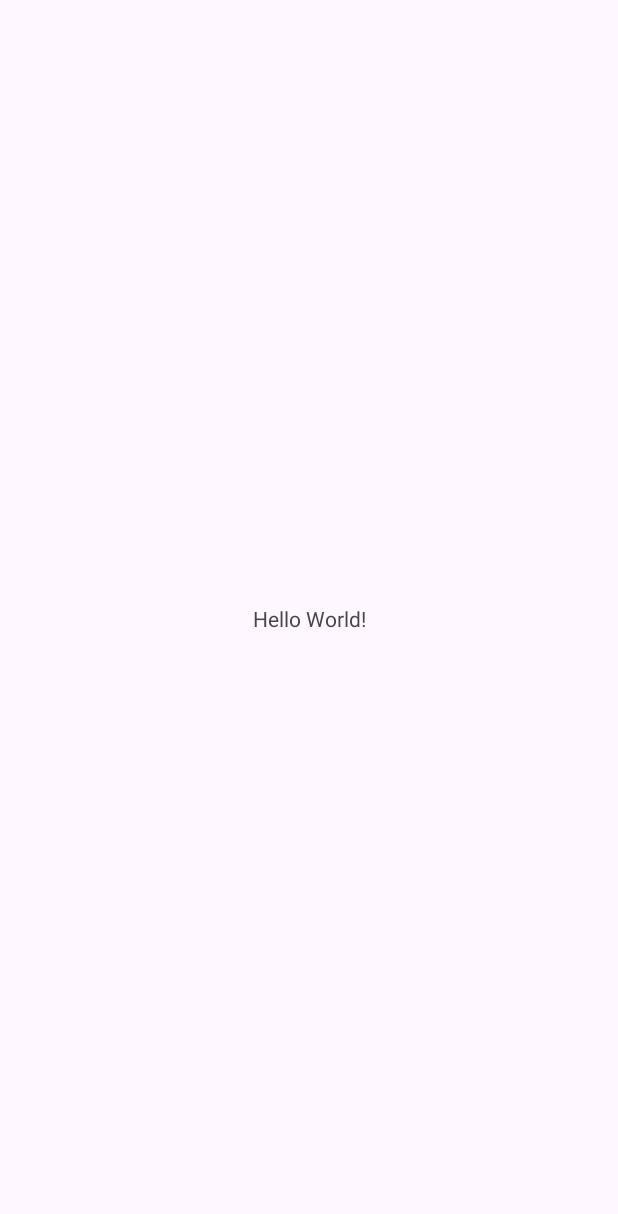
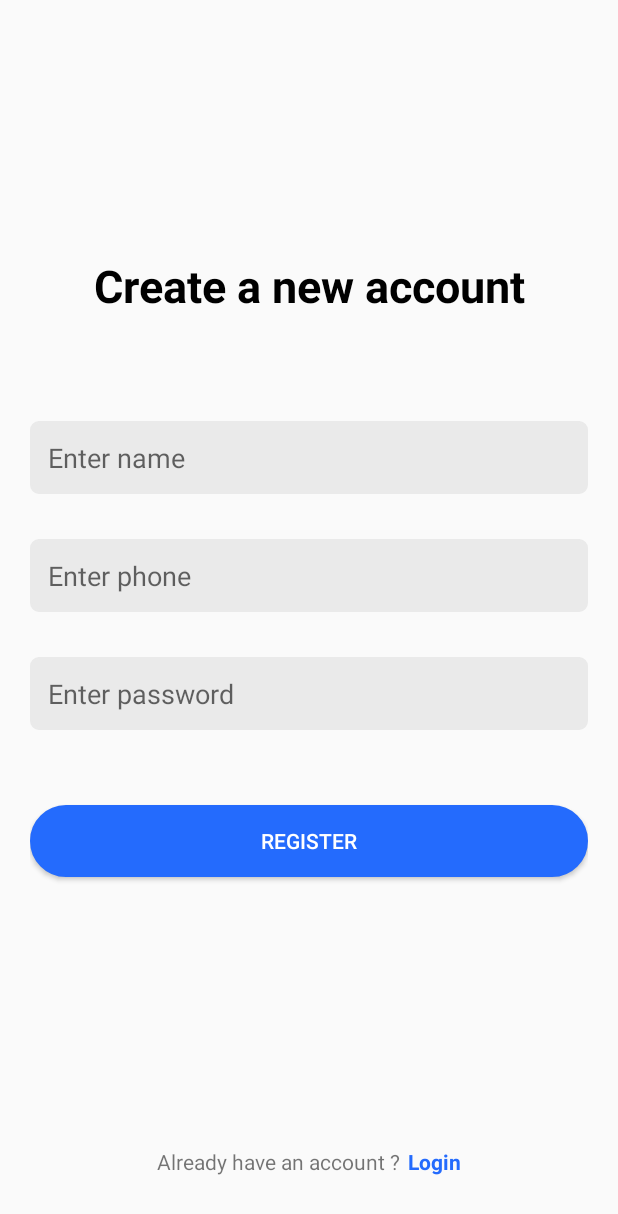
Before and after one commit to yuri-isaev/Websockets-chat, an Android app: the screen it shows after launch (MainActivity), on a phone screen of 412 x 824 dp. Before the commit the part shown is almost empty. Shown: the top 1214 px of the screen. Run offline under Robolectric (Android 15) with nearby library versions, the phone set to English and light mode, and no system bars.

Commit message:
refactor(client): register fragment

```diff
--- a/client/android/Chat/app/src/main/AndroidManifest.xml
+++ b/client/android/Chat/app/src/main/AndroidManifest.xml
@@ -18,11 +18,9 @@
         android:usesCleartextTraffic="true"
         tools:targetApi="31">
         <activity
-            android:name=".presentation.RegisterActivity"
-            android:exported="false" />
-        <activity
             android:name=".presentation.MainActivity"
-            android:exported="true">
+            android:exported="true"
+            android:theme="@style/Theme.AppCompat.Light.NoActionBar">
             <intent-filter>
                 <action android:name="android.intent.action.MAIN" />
                 <category android:name="android.intent.category.LAUNCHER" />
--- a/client/android/Chat/app/src/main/java/com/isaev/chat/domain/contracts/ApiService.kt
+++ b/client/android/Chat/app/src/main/java/com/isaev/chat/domain/contracts/ApiService.kt
@@ -6,6 +6,7 @@ import retrofit2.http.Body
 import retrofit2.http.POST
 
 interface ApiService {
-  @POST("/register")
+
+  @POST("Registration")
   fun registerUser(@Body request: RegisterRequest): Call<ServerResponse>
 }
--- a/client/android/Chat/app/src/main/java/com/isaev/chat/domain/models/RegisterRequest.kt
+++ b/client/android/Chat/app/src/main/java/com/isaev/chat/domain/models/RegisterRequest.kt
@@ -1,7 +1,7 @@
 package com.isaev.chat.domain.models
 
 data class RegisterRequest(
-  val name: String,
+  val userName: String,
   val phone: String,
   val password: String
 )
--- a/client/android/Chat/app/src/main/java/com/isaev/chat/presentation/MainActivity.kt
+++ b/client/android/Chat/app/src/main/java/com/isaev/chat/presentation/MainActivity.kt
@@ -1,22 +1,33 @@
 package com.isaev.chat.presentation
 
-import android.content.Intent
+import android.os.Bundle
+import android.os.Handler
+import android.os.Looper
+import android.view.Window
+import android.view.WindowManager.LayoutParams.FLAG_FULLSCREEN
 import androidx.appcompat.app.AppCompatActivity
-import android.os.Bundle
+import androidx.navigation.*
 import com.isaev.chat.R
-import java.util.*
-import kotlin.concurrent.schedule
 
+@Suppress("DEPRECATION")
 class MainActivity : AppCompatActivity() {
+
+  private var mNavController: NavController? = null
 
   override fun onCreate(savedInstanceState: Bundle?) {
     super.onCreate(savedInstanceState)
 
+    // The application is displayed in full screen mode without a window title.
+    requestWindowFeature(Window.FEATURE_NO_TITLE)
+
+    // Window flags to display the activity in full screen mode, hiding the status bar and other system interface elements.
+    window.setFlags(FLAG_FULLSCREEN, FLAG_FULLSCREEN)
+
     setContentView(R.layout.activity_main)
 
-    Timer().schedule(3000) {
-      startActivity(Intent(applicationContext, RegisterActivity::class.java))
-      finish()
-    }
+    // Initial navigation controller from NavHostFragment and using handler to delay the transition
+    Handler(Looper.getMainLooper()).postDelayed({
+      mNavController = Navigation.findNavController(this, R.id.nav_host_fragment)
+    }, 3000)
   }
 }
--- /dev/null
+++ b/client/android/Chat/app/src/main/java/com/isaev/chat/presentation/authentication/RegisterFragment.kt
@@ -0,0 +1,60 @@
+package com.isaev.chat.presentation.authentication
+
+import android.os.Bundle
+import android.util.Log
+import android.view.*
+import android.widget.*
+import androidx.fragment.app.*
+import androidx.lifecycle.Observer
+import com.isaev.chat.R
+import com.isaev.chat.utils.*
+
+class RegisterFragment : Fragment() {
+
+  private lateinit var name: EditText
+  private lateinit var phone: EditText
+  private lateinit var password: EditText
+  private lateinit var register: Button
+  private lateinit var apiUrlPreference: ApiUrlPreference
+  private val registerViewModel: RegisterViewModel by viewModels()
+
+  override fun onCreateView(inflater: LayoutInflater, container: ViewGroup?, savedInstanceState: Bundle?): View? {
+    return inflater.inflate(R.layout.fragment_register, container, false)
+  }
+
+  override fun onViewCreated(view: View, savedInstanceState: Bundle?) {
+    super.onViewCreated(view, savedInstanceState)
+
+    apiUrlPreference = ApiUrlPreference()
+    name = view.findViewById(R.id.etName)
+    phone = view.findViewById(R.id.etPhone)
+    password = view.findViewById(R.id.etPassword)
+    register = view.findViewById(R.id.btnRegister)
+
+    register.setOnClickListener {
+      register.isEnabled = false
+      registerViewModel.registerUser(
+        requireContext(),
+        name.text.toString(),
+        phone.text.toString(),
+        password.text.toString(),
+        apiUrlPreference
+      )
+    }
+
+    registerViewModel.registerResult.observe(viewLifecycleOwner, Observer { response ->
+      register.isEnabled = true
+      if (response.status == "success") {
+        Toaster.showAlert(requireContext(), "Registered", response.message)
+      } else {
+        Toaster.showAlert(requireContext(), "Error", response.message ?: "Unknown error")
+      }
+    })
+
+    registerViewModel.error.observe(viewLifecycleOwner, Observer { errorMessage ->
+      register.isEnabled = true
+      Log.e("Log", "error = $errorMessage")
+      Toaster.showAlert(requireContext(), "Error", errorMessage)
+    })
+  }
+}
--- /dev/null
+++ b/client/android/Chat/app/src/main/java/com/isaev/chat/presentation/authentication/RegisterViewModel.kt
@@ -0,0 +1,41 @@
+package com.isaev.chat.presentation.authentication
+
+import android.content.Context
+import androidx.lifecycle.*
+import com.isaev.chat.domain.contracts.ApiService
+import com.isaev.chat.domain.models.*
+import com.isaev.chat.domain.providers.RetrofitClient
+import com.isaev.chat.utils.ApiUrlPreference
+import retrofit2.Call
+import retrofit2.Callback
+import retrofit2.Response
+
+class RegisterViewModel : ViewModel() {
+
+  private val _registerResult = MutableLiveData<ServerResponse>()
+  val registerResult: LiveData<ServerResponse> get() = _registerResult
+
+  private val _error = MutableLiveData<String>()
+  val error: LiveData<String> get() = _error
+
+  fun registerUser(ctx: Context, name: String, phone: String, password: String, preferences: ApiUrlPreference) {
+
+    val apiService = RetrofitClient.getClient(preferences.getUrl(ctx)).create(ApiService::class.java)
+    val credentials = RegisterRequest(userName = name, phone = phone, password = password)
+
+    apiService.registerUser(credentials).enqueue(object : Callback<ServerResponse> {
+
+      override fun onResponse(call: Call<ServerResponse>, response: Response<ServerResponse>) {
+        if (response.isSuccessful) {
+          _registerResult.value = response.body()
+        } else {
+          _error.value = "Failed to register"
+        }
+      }
+
+      override fun onFailure(call: Call<ServerResponse>, t: Throwable) {
+        _error.value = "Network error: ${t.message}"
+      }
+    })
+  }
+}
--- a/client/android/Chat/app/src/main/java/com/isaev/chat/utils/ApiUrlPreference.kt
+++ b/client/android/Chat/app/src/main/java/com/isaev/chat/utils/ApiUrlPreference.kt
@@ -9,10 +9,10 @@ class ApiUrlPreference {
 
   fun getUrl(context: Context): String {
     val preference: SharedPreferences = context.getSharedPreferences(this.fileName, Context.MODE_PRIVATE)
-    return preference.getString(key, "http://192.168.8.100:3000").toString()
+    return preference.getString(key, "http://192.168.0.104:5206/api/Auth/").toString()
   }
 
-  fun setUrl(context: Context, apiUrl: String) {
+  fun setUrl(context: Context, apiUrl: String): Unit {
     val preference: SharedPreferences = context.getSharedPreferences(this.fileName, Context.MODE_PRIVATE)
     preference.edit().putString(key, apiUrl).apply()
   }
--- /dev/null
+++ b/client/android/Chat/app/src/main/res/drawable/rounded_corners.xml
@@ -0,0 +1,24 @@
+<?xml version="1.0" encoding="utf-8"?>
+<selector xmlns:android="http://schemas.android.com/apk/res/android">
+    <item android:state_pressed="true">
+        <shape android:shape="rectangle">
+            <corners android:radius="5dip" />
+            <stroke android:width="1dip" android:color="@color/colorPrimary" />
+            <gradient android:angle="-90" android:endColor="@color/colorPrimary" android:startColor="@color/colorPrimaryDark" />
+        </shape>
+    </item>
+    <item android:state_focused="true">
+        <shape android:shape="rectangle">
+            <corners android:radius="5dip" />
+            <stroke android:width="1dip" android:color="@color/colorPrimary" />
+            <solid android:color="@color/colorPrimary" />
+        </shape>
+    </item>
+    <item>
+        <shape android:shape="rectangle">
+            <corners android:radius="5dip" />
+            <stroke android:width="1dip" android:color="@color/colorPrimary" />
+            <gradient android:angle="-90" android:endColor="@color/colorPrimary" android:startColor="@color/colorPrimaryDark" />
+        </shape>
+    </item>
+</selector>
--- /dev/null
+++ b/client/android/Chat/app/src/main/res/drawable/rounded_corners_btn.xml
@@ -0,0 +1,24 @@
+<?xml version="1.0" encoding="utf-8"?>
+<selector xmlns:android="http://schemas.android.com/apk/res/android">
+    <item android:state_pressed="true">
+        <shape android:shape="rectangle">
+            <corners android:radius="50dip" />
+            <stroke android:width="1dip" android:color="@color/colorPrimary" />
+            <gradient android:angle="-90" android:endColor="@color/colorPrimary" android:startColor="@color/colorPrimaryDark" />
+        </shape>
+    </item>
+    <item android:state_focused="true">
+        <shape android:shape="rectangle">
+            <corners android:radius="50dip" />
+            <stroke android:width="1dip" android:color="@color/colorPrimary" />
+            <solid android:color="@color/colorPrimary" />
+        </shape>
+    </item>
+    <item>
+        <shape android:shape="rectangle">
+            <corners android:radius="50dip" />
+            <stroke android:width="1dip" android:color="@color/colorPrimary" />
+            <gradient android:angle="-90" android:endColor="@color/colorPrimary" android:startColor="@color/colorPrimaryDark" />
+        </shape>
+    </item>
+</selector>
--- a/client/android/Chat/app/src/main/res/layout/activity_main.xml
+++ b/client/android/Chat/app/src/main/res/layout/activity_main.xml
@@ -6,13 +6,12 @@
     android:layout_height="match_parent"
     tools:context=".presentation.MainActivity">
 
-    <TextView
-        android:layout_width="wrap_content"
-        android:layout_height="wrap_content"
-        android:text="Hello World!"
-        app:layout_constraintBottom_toBottomOf="parent"
-        app:layout_constraintEnd_toEndOf="parent"
-        app:layout_constraintStart_toStartOf="parent"
-        app:layout_constraintTop_toTopOf="parent" />
+    <fragment
+        android:id="@+id/nav_host_fragment"
+        android:name="androidx.navigation.fragment.NavHostFragment"
+        android:layout_width="match_parent"
+        android:layout_height="match_parent"
+        app:defaultNavHost="true"
+        app:navGraph="@navigation/nav_graph" />
 
 </androidx.constraintlayout.widget.ConstraintLayout>
--- /dev/null
+++ b/client/android/Chat/app/src/main/res/layout/fragment_register.xml
@@ -0,0 +1,96 @@
+<?xml version="1.0" encoding="utf-8"?>
+<RelativeLayout xmlns:android="http://schemas.android.com/apk/res/android"
+    xmlns:tools="http://schemas.android.com/tools"
+    android:layout_width="match_parent"
+    android:layout_height="match_parent"
+    android:layout_margin="20dp"
+    tools:context=".presentation.authentication.RegisterFragment">
+
+    <ImageView
+        android:id="@+id/logo"
+        android:layout_width="100dp"
+        android:layout_height="100dp"
+        android:layout_centerHorizontal="true" />
+
+    <TextView
+        android:id="@+id/heading"
+        android:layout_width="match_parent"
+        android:layout_height="wrap_content"
+        android:layout_below="@+id/logo"
+        android:layout_marginTop="50dp"
+        android:text="@string/create_a_new_account"
+        android:textAlignment="center"
+        android:textColor="@color/black"
+        android:textSize="30sp"
+        android:textStyle="bold" />
+
+    <EditText
+        android:id="@+id/etName"
+        android:layout_width="match_parent"
+        android:layout_height="wrap_content"
+        android:layout_below="@+id/heading"
+        android:layout_marginTop="70dp"
+        android:background="@drawable/rounded_corners"
+        android:backgroundTint="@color/gray"
+        android:hint="@string/enter_name"
+        android:padding="12dp" />
+
+    <EditText
+        android:id="@+id/etPhone"
+        android:layout_width="match_parent"
+        android:layout_height="wrap_content"
+        android:layout_below="@+id/etName"
+        android:layout_marginTop="30dp"
+        android:background="@drawable/rounded_corners"
+        android:backgroundTint="@color/gray"
+        android:hint="@string/enter_phone"
+        android:inputType="phone"
+        android:padding="12dp" />
+
+    <EditText
+        android:id="@+id/etPassword"
+        android:layout_width="match_parent"
+        android:layout_height="wrap_content"
+        android:layout_below="@+id/etPhone"
+        android:layout_marginTop="30dp"
+        android:background="@drawable/rounded_corners"
+        android:backgroundTint="@color/gray"
+        android:hint="@string/enter_password"
+        android:inputType="textPassword"
+        android:padding="12dp" />
+
+    <Button
+        android:id="@+id/btnRegister"
+        android:layout_width="match_parent"
+        android:layout_height="wrap_content"
+        android:layout_below="@+id/etPassword"
+        android:layout_marginTop="50dp"
+        android:background="@drawable/rounded_corners_btn"
+        android:text="@string/register"
+        android:textColor="@color/white" />
+
+    <RelativeLayout
+        android:id="@+id/layoutLogin"
+        android:layout_width="match_parent"
+        android:layout_height="wrap_content"
+        android:layout_alignParentBottom="true"
+        android:layout_marginBottom="20dp"
+        android:gravity="center_horizontal">
+
+        <TextView
+            android:id="@+id/lblAlreadyHaveAccount"
+            android:layout_width="wrap_content"
+            android:layout_height="wrap_content"
+            android:text="@string/already_have_an_account" />
+
+        <TextView
+            android:layout_width="wrap_content"
+            android:layout_height="wrap_content"
+            android:layout_marginStart="5dp"
+            android:layout_toEndOf="@+id/lblAlreadyHaveAccount"
+            android:text="@string/login"
+            android:textColor="@color/colorPrimary"
+            android:textStyle="bold" />
+    </RelativeLayout>
+
+</RelativeLayout>
--- /dev/null
+++ b/client/android/Chat/app/src/main/res/navigation/nav_graph.xml
@@ -0,0 +1,12 @@
+<?xml version="1.0" encoding="utf-8"?>
+<navigation xmlns:android="http://schemas.android.com/apk/res/android"
+    xmlns:app="http://schemas.android.com/apk/res-auto"
+    xmlns:tools="http://schemas.android.com/tools"
+    app:startDestination="@id/registerFragment">
+
+    <fragment
+        android:id="@+id/registerFragment"
+        android:name="com.isaev.chat.presentation.authentication.RegisterFragment"
+        android:label="Register"
+        tools:layout="@layout/fragment_register" />
+</navigation>
--- /dev/null
+++ b/client/android/Chat/app/src/main/res/values-night/strings.xml
@@ -0,0 +1,6 @@
+<?xml version="1.0" encoding="utf-8"?>
+<resources>
+    <string name="already_have_an_account">Already have an account ?</string>
+    <string name="create_a_new_account">Create a new account</string>
+    <string name="login">Login</string>
+</resources>
--- a/client/android/Chat/app/src/main/res/values/colors.xml
+++ b/client/android/Chat/app/src/main/res/values/colors.xml
@@ -2,4 +2,17 @@
 <resources>
     <color name="black">#FF000000</color>
     <color name="white">#FFFFFFFF</color>
+
+    <color name="colorPrimary">#246bfd</color>
+    <color name="colorPrimaryDark">#246bfd</color>
+    <color name="colorSecondary">#FF03DAC5</color>
+    <color name="purple_200">#FFBB86FC</color>
+    <color name="purple_500">#FF6200EE</color>
+    <color name="purple_700">#FF3700B3</color>
+    <color name="teal_200">#FF03DAC5</color>
+    <color name="teal_700">#FF018786</color>
+    <color name="transparent">#00FFFFFF</color>
+    <color name="gray">#eaeaea</color>
+    <color name="red">#FF0000</color>
+    <color name="blue">#0000FF</color>
 </resources>
--- a/client/android/Chat/app/src/main/res/values/strings.xml
+++ b/client/android/Chat/app/src/main/res/values/strings.xml
@@ -6,4 +6,7 @@
     <string name="enter_name">Enter name</string>
     <string name="dialog_yes">Yes</string>
     <string name="dialog_no">No</string>
+    <string name="already_have_an_account">Already have an account ?</string>
+    <string name="create_a_new_account">Create a new account</string>
+    <string name="login">Login</string>
 </resources>
```
Also changed, not shown: client/android/Chat/app/build.gradle.kts (+16 -4 lines), client/android/Chat/app/src/main/java/com/isaev/chat/presentation/RegisterActivity.kt (deleted, +0 -77 lines), client/android/Chat/app/src/main/java/com/isaev/chat/utils/Toaster.kt (added, +23 -0 lines), client/android/Chat/app/src/main/java/com/isaev/chat/utils/Utility.kt (deleted, +0 -23 lines), client/android/Chat/app/src/main/res/layout/activity_register.xml (deleted, +0 -52 lines).
